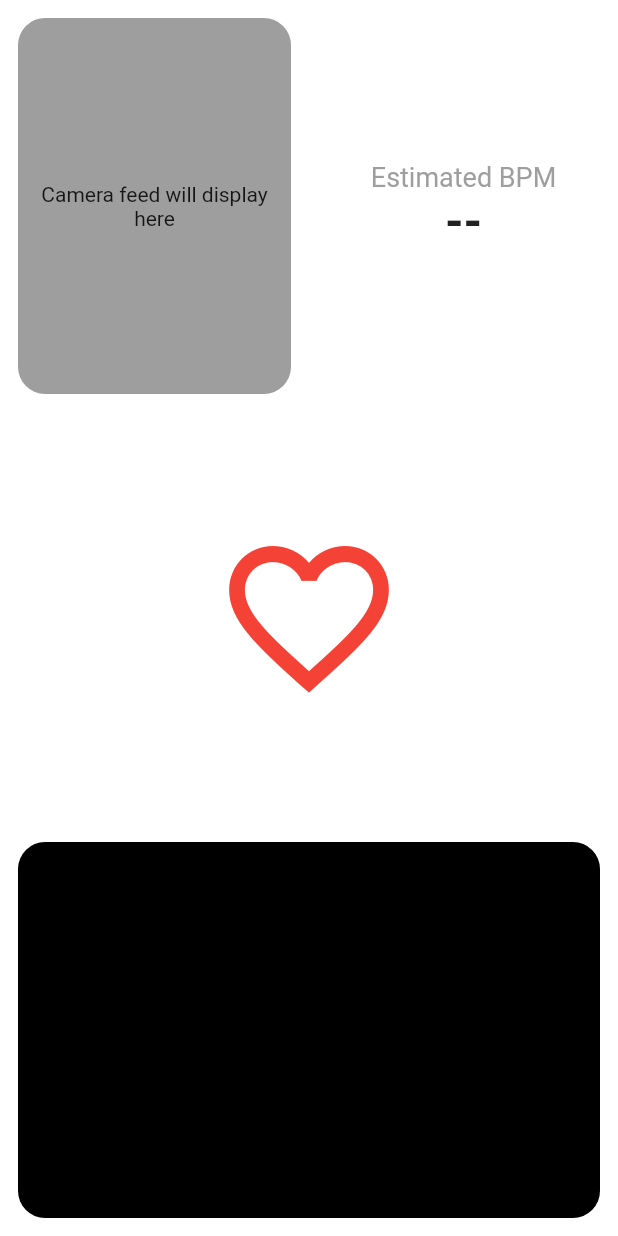
After one commit to mihir-mj/FaceDetectionApp, a Flutter app: the HomePage screen opened directly, after a tap on the "favorite outline" icon, on a phone screen of 412 x 824 dp. The commit adds this screen. Run offline on Flutter 3.47's test engine with Material 2 defaults, Android fonts, the phone set to English and light mode, and no system bars; our stand-ins replace charts_flutter, image_picker, wakelock; missing offline and left inert: firebase_ml_vision, manual_camera; accounts and stored records are empty.

Commit message:
added heartrate tracker

```diff
--- /dev/null
+++ b/lib/bpm.dart
@@ -0,0 +1,299 @@
+import 'dart:async';
+import 'main.dart';
+import 'package:manual_camera/camera.dart';
+import 'package:flutter/material.dart';
+import 'package:wakelock/wakelock.dart';
+import 'chart.dart';
+
+class HomePage extends StatefulWidget {
+  @override
+  HomePageView createState() {
+    return HomePageView();
+  }
+}
+
+class HomePageView extends State<HomePage> with SingleTickerProviderStateMixin {
+  bool _toggled = false; // toggle button value
+  List<SensorValue> _data = List<SensorValue>(); // array to store the values
+  CameraController _controller;
+  double _alpha = 0.3; // factor for the mean value
+  AnimationController _animationController;
+  double _iconScale = 1;
+  int _bpm = 0; // beats per minute
+  int _fs = 30; // sampling frequency (fps)
+  int _windowLen = 30 * 6; // window length to display - 6 seconds
+  CameraImage _image; // store the last camera image
+  double _avg; // store the average value during calculation
+  DateTime _now; // store the now Datetime
+  Timer _timer; // timer for image processing
+
+  @override
+  void initState() {
+    super.initState();
+    _animationController =
+        AnimationController(duration: Duration(milliseconds: 500), vsync: this);
+    _animationController
+      ..addListener(() {
+        setState(() {
+          _iconScale = 1.0 + _animationController.value * 0.4;
+        });
+      });
+  }
+
+  @override
+  void dispose() {
+    _timer?.cancel();
+    _toggled = false;
+    _disposeController();
+    Wakelock.disable();
+    _animationController?.stop();
+    _animationController?.dispose();
+    super.dispose();
+  }
+
+  @override
+  Widget build(BuildContext context) {
+    return Scaffold(
+      backgroundColor: Colors.white,
+      body: SafeArea(
+        child: Column(
+          children: <Widget>[
+            Expanded(
+                flex: 1,
+                child: Row(
+                  mainAxisAlignment: MainAxisAlignment.spaceBetween,
+                  children: <Widget>[
+                    Expanded(
+                      flex: 1,
+                      child: Padding(
+                        padding: EdgeInsets.all(12),
+                        child: ClipRRect(
+                          borderRadius: BorderRadius.all(
+                            Radius.circular(18),
+                          ),
+                          child: Stack(
+                            fit: StackFit.expand,
+                            alignment: Alignment.center,
+                            children: <Widget>[
+                              _controller != null && _toggled
+                                  ? AspectRatio(
+                                      aspectRatio:
+                                          _controller.value.aspectRatio,
+                                      child: CameraPreview(_controller),
+                                    )
+                                  : Container(
+                                      padding: EdgeInsets.all(12),
+                                      alignment: Alignment.center,
+                                      color: Colors.grey,
+                                    ),
+                              Container(
+                                alignment: Alignment.center,
+                                padding: EdgeInsets.all(4),
+                                child: Text(
+                                  _toggled
+                                      ? "Cover both the camera and the flash with your finger"
+                                      : "Camera feed will display here",
+                                  style: TextStyle(
+                                      backgroundColor: _toggled
+                                          ? Colors.white
+                                          : Colors.transparent),
+                                  textAlign: TextAlign.center,
+                                ),
+                              )
+                            ],
+                          ),
+                        ),
+                      ),
+                    ),
+                    Expanded(
+                      flex: 1,
+                      child: Center(
+                          child: Column(
+                        mainAxisSize: MainAxisSize.min,
+                        crossAxisAlignment: CrossAxisAlignment.center,
+                        children: <Widget>[
+                          Text(
+                            "Estimated BPM",
+                            style: TextStyle(fontSize: 18, color: Colors.grey),
+                          ),
+                          Text(
+                            (_bpm > 30 && _bpm < 150 ? _bpm.toString() : "--"),
+                            style: TextStyle(
+                                fontSize: 32, fontWeight: FontWeight.bold),
+                          ),
+                        ],
+                      )),
+                    ),
+                  ],
+                )),
+            Expanded(
+              flex: 1,
+              child: Center(
+                child: Transform.scale(
+                  scale: _iconScale,
+                  child: IconButton(
+                    icon:
+                        Icon(_toggled ? Icons.favorite : Icons.favorite_border),
+                    color: Colors.red,
+                    iconSize: 128,
+                    onPressed: () {
+                      if (_toggled) {
+                        _untoggle();
+                      } else {
+                        _toggle();
+                      }
+                    },
+                  ),
+                ),
+              ),
+            ),
+            Expanded(
+              flex: 1,
+              child: Container(
+                margin: EdgeInsets.all(12),
+                decoration: BoxDecoration(
+                    borderRadius: BorderRadius.all(
+                      Radius.circular(18),
+                    ),
+                    color: Colors.black),
+                child: Chart(_data),
+              ),
+            ),
+          ],
+        ),
+      ),
+    );
+  }
+
+  void _clearData() {
+    // create array of 128 ~= 255/2
+    _data.clear();
+    int now = DateTime.now().millisecondsSinceEpoch;
+    for (int i = 0; i < _windowLen; i++)
+      _data.insert(
+          0,
+          SensorValue(
+              DateTime.fromMillisecondsSinceEpoch(now - i * 1000 ~/ _fs), 128));
+  }
+
+  void _toggle() {
+    _clearData();
+    _initController().then((onValue) {
+      Wakelock.enable();
+      _animationController?.repeat(reverse: true);
+      setState(() {
+        _toggled = true;
+      });
+      // after is toggled
+      _initTimer();
+      _updateBPM();
+    });
+  }
+
+  void _untoggle() {
+    _disposeController();
+    Wakelock.disable();
+    _animationController?.stop();
+    _animationController?.value = 0.0;
+    setState(() {
+      _toggled = false;
+    });
+  }
+
+  void _disposeController() {
+    _controller?.dispose();
+    _controller = null;
+  }
+
+  Future<void> _initController() async {
+    try {
+      List _cameras = await availableCameras();
+      _controller = CameraController(_cameras.first, ResolutionPreset.low);
+      await _controller.initialize();
+      Future.delayed(Duration(milliseconds: 100)).then((onValue) {
+        _controller.flash(true);
+      });
+      _controller.startImageStream((CameraImage image) {
+        _image = image;
+      });
+    } catch (Exception) {
+      debugPrint(Exception);
+    }
+  }
+
+  void _initTimer() {
+    _timer = Timer.periodic(Duration(milliseconds: 1000 ~/ _fs), (timer) {
+      if (_toggled) {
+        if (_image != null) _scanImage(_image);
+      } else {
+        timer.cancel();
+      }
+    });
+  }
+
+  void _scanImage(CameraImage image) {
+    _now = DateTime.now();
+    _avg =
+        image.planes.first.bytes.reduce((value, element) => value + element) /
+            image.planes.first.bytes.length;
+    if (_data.length >= _windowLen) {
+      _data.removeAt(0);
+    }
+    setState(() {
+      _data.add(SensorValue(_now, _avg));
+    });
+  }
+
+  void _updateBPM() async {
+    // Bear in mind that the method used to calculate the BPM is very rudimentar
+    // feel free to improve it :)
+
+    // Since this function doesn't need to be so "exact" regarding the time it executes,
+    // I only used the a Future.delay to repeat it from time to time.
+    // Ofc you can also use a Timer object to time the callback of this function
+    List<SensorValue> _values;
+    double _avg;
+    int _n;
+    double _m;
+    double _threshold;
+    double _bpm;
+    int _counter;
+    int _previous;
+    while (_toggled) {
+      _values = List.from(_data); // create a copy of the current data array
+      _avg = 0;
+      _n = _values.length;
+      _m = 0;
+      _values.forEach((SensorValue value) {
+        _avg += value.value / _n;
+        if (value.value > _m) _m = value.value;
+      });
+      _threshold = (_m + _avg) / 2;
+      _bpm = 0;
+      _counter = 0;
+      _previous = 0;
+      for (int i = 1; i < _n; i++) {
+        if (_values[i - 1].value < _threshold &&
+            _values[i].value > _threshold) {
+          if (_previous != 0) {
+            _counter++;
+            _bpm += 60 *
+                1000 /
+                (_values[i].time.millisecondsSinceEpoch - _previous);
+          }
+          _previous = _values[i].time.millisecondsSinceEpoch;
+        }
+      }
+      if (_counter > 0) {
+        _bpm = _bpm / _counter;
+        print(_bpm);
+        setState(() {
+          this._bpm = ((1 - _alpha) * this._bpm + _alpha * _bpm).toInt();
+        });
+      }
+      await Future.delayed(Duration(
+          milliseconds:
+              1000 * _windowLen ~/ _fs)); // wait for a new set of _data values
+    }
+  }
+}
--- /dev/null
+++ b/lib/chart.dart
@@ -0,0 +1,36 @@
+import 'package:charts_flutter/flutter.dart' as charts;
+import 'package:flutter/material.dart';
+
+class Chart extends StatelessWidget {
+  final List<SensorValue> _data;
+
+  Chart(this._data);
+
+  @override
+  Widget build(BuildContext context) {
+    return new charts.TimeSeriesChart([
+      charts.Series<SensorValue, DateTime>(
+        id: 'Values',
+        colorFn: (_, __) => charts.MaterialPalette.green.shadeDefault,
+        domainFn: (SensorValue values, _) => values.time,
+        measureFn: (SensorValue values, _) => values.value,
+        data: _data,
+      )
+    ],
+        animate: false,
+        primaryMeasureAxis: charts.NumericAxisSpec(
+          tickProviderSpec:
+              charts.BasicNumericTickProviderSpec(zeroBound: false),
+          renderSpec: charts.NoneRenderSpec(),
+        ),
+        domainAxis: new charts.DateTimeAxisSpec(
+            renderSpec: new charts.NoneRenderSpec()));
+  }
+}
+
+class SensorValue {
+  final DateTime time;
+  final double value;
+
+  SensorValue(this.time, this.value);
+}
--- a/pubspec.yaml
+++ b/pubspec.yaml
@@ -17,7 +17,9 @@ dependencies:
   image_picker: ^0.7.4
   firebase_ml_vision: ^0.12.0+1
   firebase_core: ^1.0.4
-
+  charts_flutter: ^0.9.0
+  wakelock: ^0.1.4+1
+  manual_camera: ^0.0.3
 
 
   cupertino_icons: ^1.0.2
```
Also changed, not shown: lib/main.dart (+12 -0 lines), pubspec.lock.
